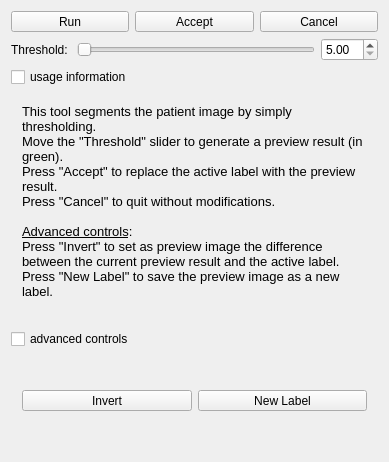
Before: the Qt Designer form Modules/SegmentationUI/Qmitk/QmitkBinaryThresholdToolGUIControls.ui in MITK/MITK, drawn with Qt 5.
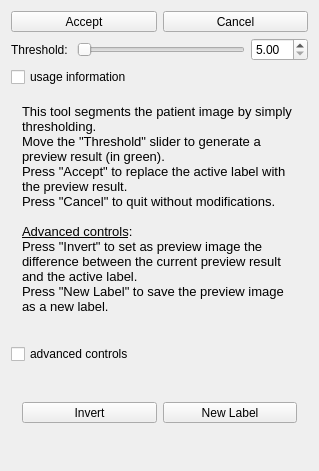
After: the same form once the commit is applied. Icons and pictures are not drawn.

The edit to the form file:
```diff
--- a/Modules/SegmentationUI/Qmitk/QmitkBinaryThresholdToolGUIControls.ui
+++ b/Modules/SegmentationUI/Qmitk/QmitkBinaryThresholdToolGUIControls.ui
@@ -6,8 +6,8 @@
    <rect>
     <x>0</x>
     <y>0</y>
-    <width>389</width>
-    <height>462</height>
+    <width>319</width>
+    <height>471</height>
    </rect>
   </property>
   <property name="sizePolicy">
@@ -31,47 +31,6 @@
   <layout class="QVBoxLayout" name="verticalLayout_2">
    <item>
     <layout class="QHBoxLayout" name="horizontalLayout">
-     <item>
-      <widget class="QToolButton" name="m_pbRun">
-       <property name="enabled">
-        <bool>true</bool>
-       </property>
-       <property name="sizePolicy">
-        <sizepolicy hsizetype="Minimum" vsizetype="Fixed">
-         <horstretch>0</horstretch>
-         <verstretch>0</verstretch>
-        </sizepolicy>
-       </property>
-       <property name="toolTip">
-        <string>Run the tool</string>
-       </property>
-       <property name="text">
-        <string>Run</string>
-       </property>
-       <property name="icon">
-        <iconset resource="../resources/SegmentationUI.qrc">
-         <normaloff>:/Qmitk/Run_48x48.png</normaloff>:/Qmitk/Run_48x48.png</iconset>
-       </property>
-       <property name="iconSize">
-        <size>
-         <width>24</width>
-         <height>24</height>
-        </size>
-       </property>
-       <property name="checkable">
-        <bool>false</bool>
-       </property>
-       <property name="checked">
-        <bool>false</bool>
-       </property>
-       <property name="toolButtonStyle">
-        <enum>Qt::ToolButtonTextUnderIcon</enum>
-       </property>
-       <property name="arrowType">
-        <enum>Qt::NoArrow</enum>
-       </property>
-      </widget>
-     </item>
      <item>
       <widget class="QToolButton" name="m_pbAcceptPreview">
        <property name="enabled">
```
